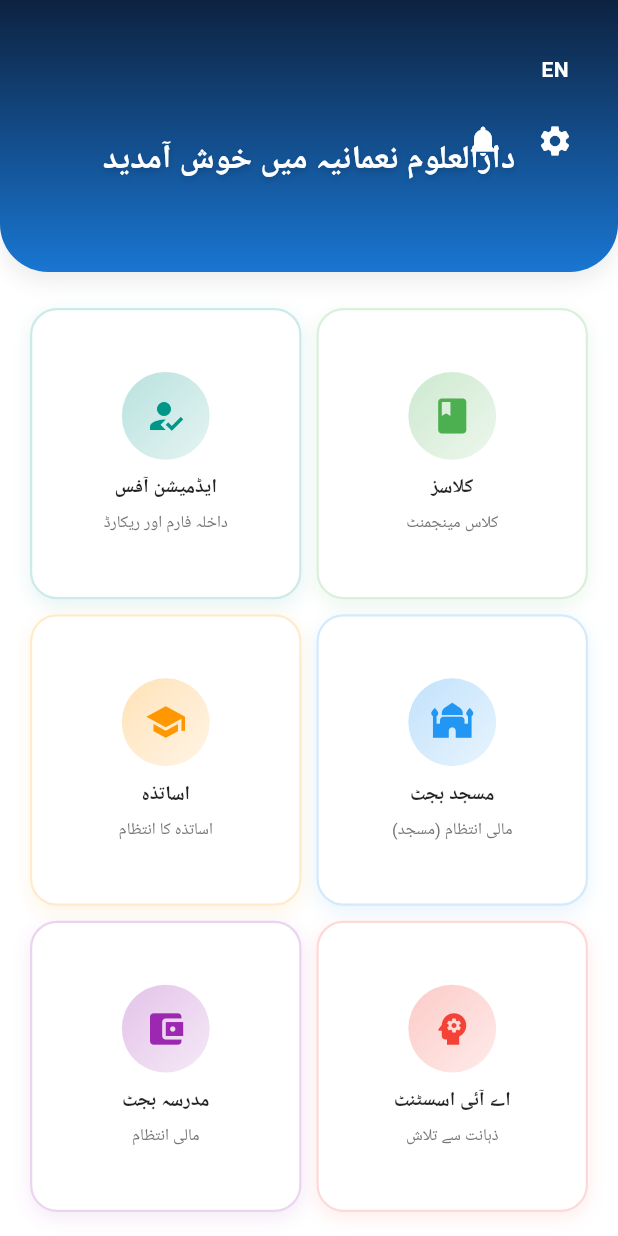
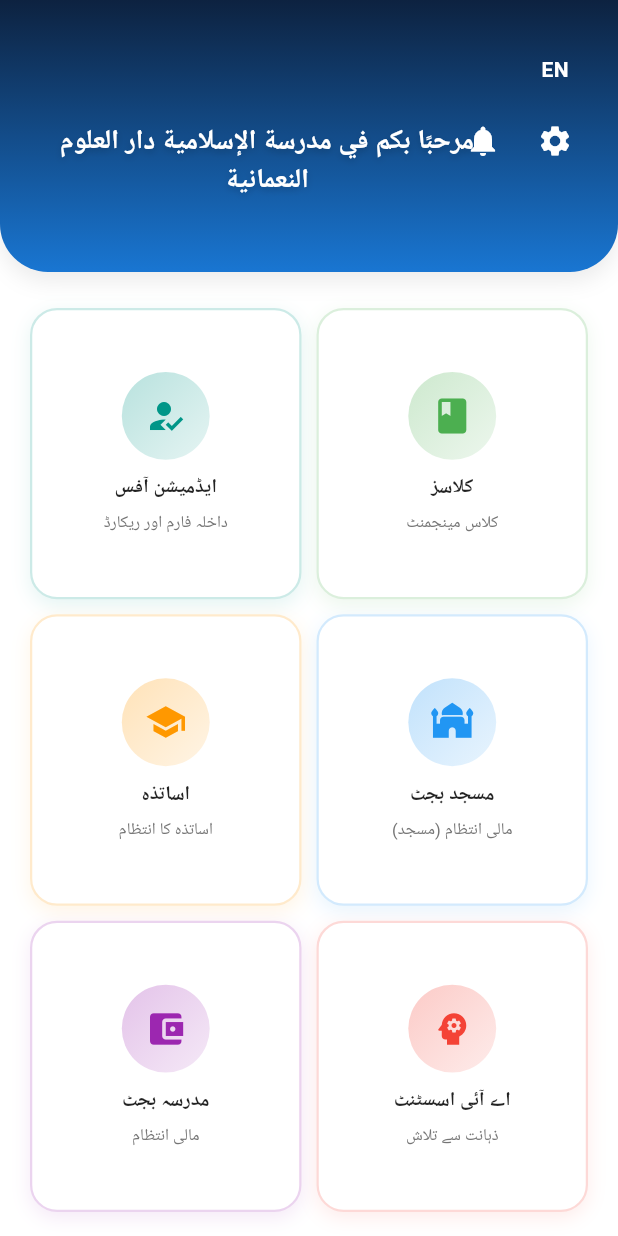
Before and after one commit to Ibrar540/naumaniya-new, a Flutter app: the HomeScreen screen opened by its route, on a phone screen of 412 x 824 dp. Run offline on Flutter 3.47's test engine with Material 3 defaults, Android fonts, the phone set to English and light mode, and no system bars; our stand-ins replace connectivity_plus, flutter_secure_storage, image_picker, open_file, pdf, printing and 3 more; missing offline and left inert: cloudinary_public, excel, postgres, string_similarity, workmanager; accounts and stored records are empty; statements that could not run were skipped.

Commit message:
Set fixed Arabic welcome text on home screen banner

```diff
--- a/lib/screens/home_screen.dart
+++ b/lib/screens/home_screen.dart
@@ -74,20 +74,8 @@ class _HomeScreenState extends State<HomeScreen> with WidgetsBindingObserver {
     return urduRegex.hasMatch(text);
   }
 
-  // Function to build welcome message
   String _buildWelcomeMessage(String? institutionName, bool isUrdu) {
-    if (institutionName == null || institutionName.isEmpty) {
-      return isUrdu ? 'دارالعلوم نعمانیہ میں خوش آمدید' : 'Welcome to Darul Uloom Naumaniya';
-    }
-
-    // Check if institution name contains Urdu script
-    bool hasUrduScript = _isUrduScript(institutionName);
-
-    if (hasUrduScript) {
-      return 'خوش آمدید $institutionName میں';
-    } else {
-      return 'Welcome to $institutionName';
-    }
+    return 'مرحبًا بكم في مدرسة الإسلامية دار العلوم النعمانية';
   }
 
   // Function to get appropriate font family
@@ -183,14 +171,17 @@ class _HomeScreenState extends State<HomeScreen> with WidgetsBindingObserver {
                 children: [
                   Center(
                     child: Padding(
-                    padding: EdgeInsets.only(top: bannerHeight * 0.18, left: 24, right: 24),
+                    padding: EdgeInsets.only(top: bannerHeight * 0.18, left: 24, right: 80),
+                      child: Directionality(
+                        textDirection: TextDirection.rtl,
                         child: Text(
                           _buildWelcomeMessage(_institutionName, languageProvider.isUrdu),
                           style: TextStyle(
-                        fontSize: isMobile ? 22 : 28,
+                          fontSize: isMobile ? 18 : 24,
                           fontWeight: FontWeight.bold,
                             color: Colors.white,
-                          letterSpacing: 1.2,
+                            letterSpacing: 0.5,
+                            height: 1.4,
                             shadows: [
                               Shadow(
                                 offset: Offset(0, 2),
@@ -200,8 +191,9 @@ class _HomeScreenState extends State<HomeScreen> with WidgetsBindingObserver {
                             ],
                           ),
                           textAlign: TextAlign.center,
-                      maxLines: 2,
+                        maxLines: 3,
                           overflow: TextOverflow.ellipsis,
+                        ),
                       ),
                     ),
                   ),
```
Lines whose indentation alone changed are shown as unchanged.
